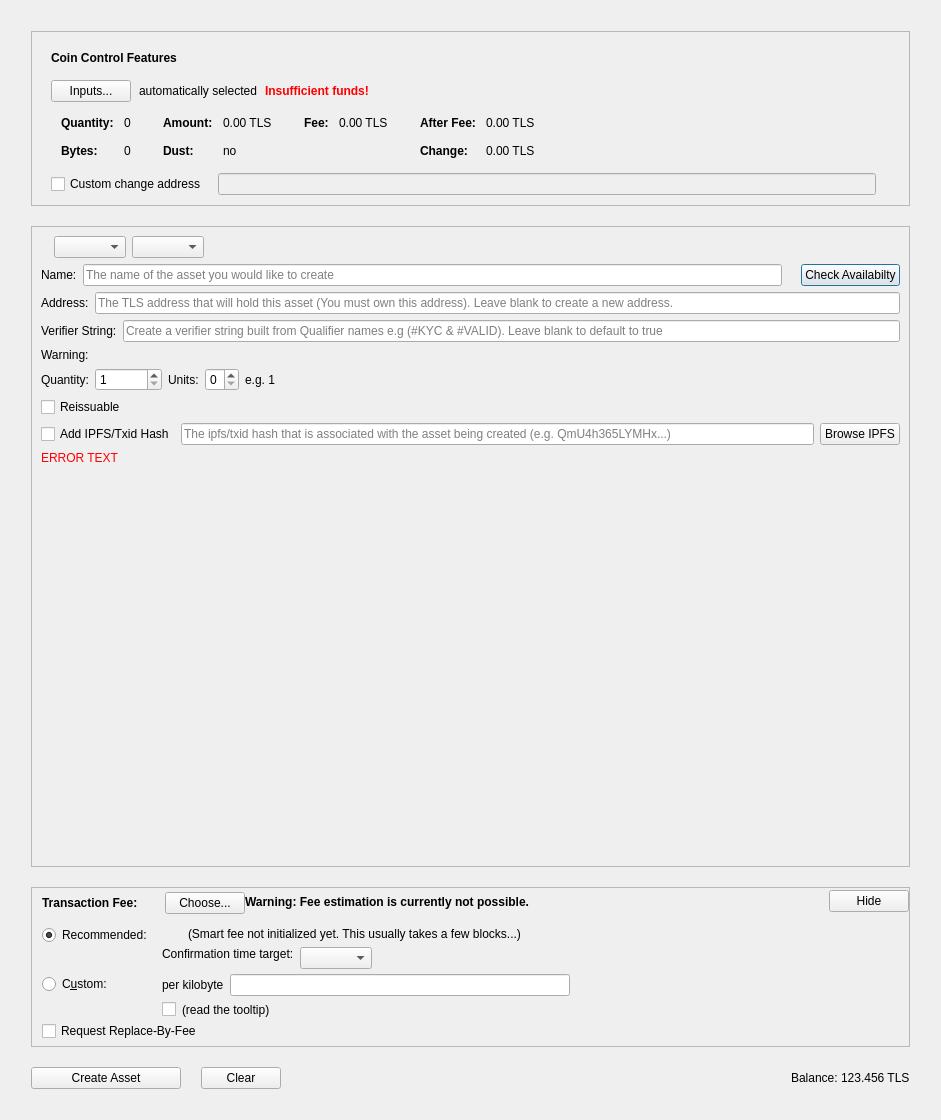
zachchan105/slimecoin, file src/qt/forms/createassetdialog.ui: the form before one commit.
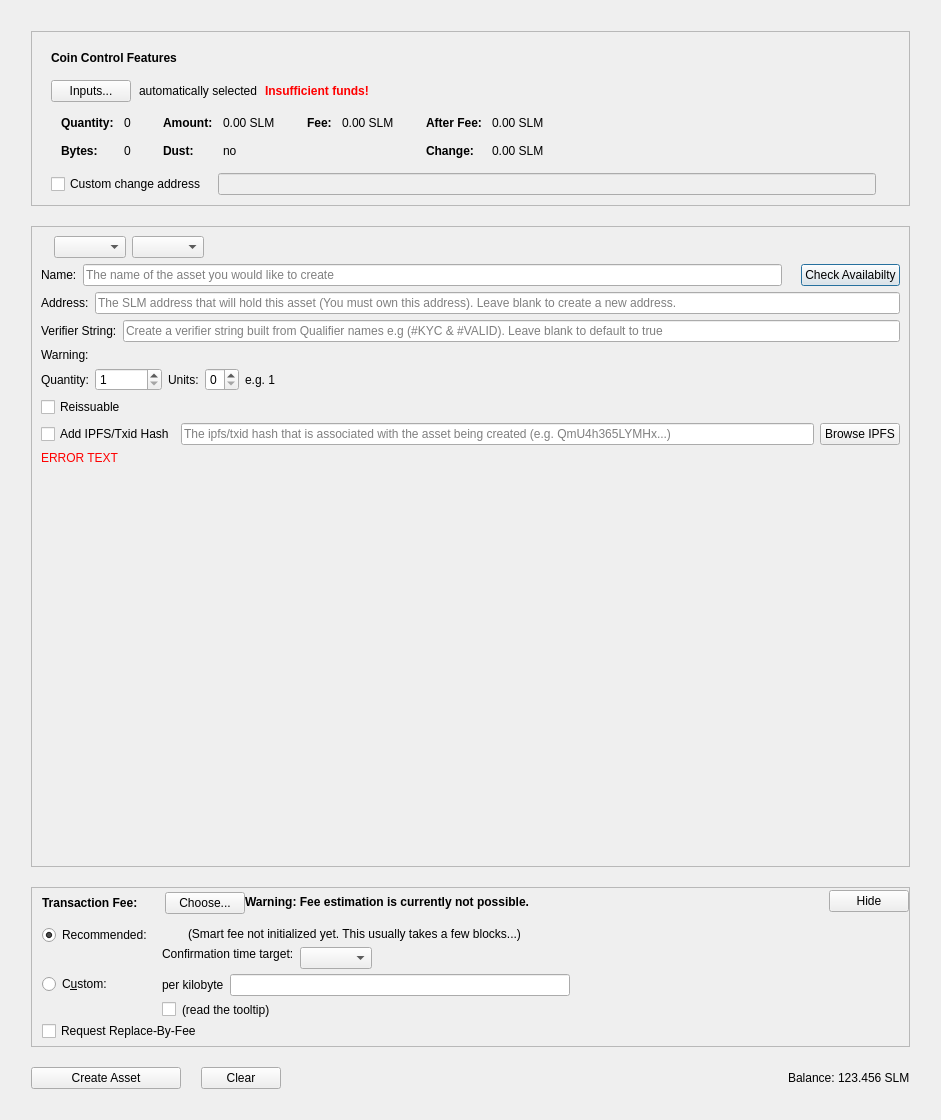
The form after the commit. Custom widgets are drawn as their Qt base class.

Diff of the .ui file:
```diff
--- a/src/qt/forms/createassetdialog.ui
+++ b/src/qt/forms/createassetdialog.ui
@@ -335,7 +335,7 @@
                     <enum>Qt::ActionsContextMenu</enum>
                    </property>
                    <property name="text">
-                    <string notr="true">0.00 TLS</string>
+                    <string notr="true">0.00 SLM</string>
                    </property>
                    <property name="textInteractionFlags">
                     <set>Qt::LinksAccessibleByMouse|Qt::TextSelectableByKeyboard|Qt::TextSelectableByMouse</set>
@@ -415,7 +415,7 @@
                     <enum>Qt::ActionsContextMenu</enum>
                    </property>
                    <property name="text">
-                    <string notr="true">0.00 TLS</string>
+                    <string notr="true">0.00 SLM</string>
                    </property>
                    <property name="textInteractionFlags">
                     <set>Qt::LinksAccessibleByMouse|Qt::TextSelectableByKeyboard|Qt::TextSelectableByMouse</set>
@@ -466,7 +466,7 @@
                     <enum>Qt::ActionsContextMenu</enum>
                    </property>
                    <property name="text">
-                    <string notr="true">0.00 TLS</string>
+                    <string notr="true">0.00 SLM</string>
                    </property>
                    <property name="textInteractionFlags">
                     <set>Qt::LinksAccessibleByMouse|Qt::TextSelectableByKeyboard|Qt::TextSelectableByMouse</set>
@@ -495,7 +495,7 @@
                     <enum>Qt::ActionsContextMenu</enum>
                    </property>
                    <property name="text">
-                    <string notr="true">0.00 TLS</string>
+                    <string notr="true">0.00 SLM</string>
                    </property>
                    <property name="textInteractionFlags">
                     <set>Qt::LinksAccessibleByMouse|Qt::TextSelectableByKeyboard|Qt::TextSelectableByMouse</set>
@@ -694,7 +694,7 @@
                <string/>
               </property>
               <property name="placeholderText">
-               <string>The TLS address that will hold this asset (You must own this address). Leave blank to create a new address.</string>
+               <string>The SLM address that will hold this asset (You must own this address). Leave blank to create a new address.</string>
               </property>
              </widget>
             </item>
@@ -1433,7 +1433,7 @@
             <enum>Qt::RightToLeft</enum>
            </property>
            <property name="text">
-            <string>123.456 TLS</string>
+            <string>123.456 SLM</string>
            </property>
           </widget>
          </item>
```
Left out of the diff: 10 changed lines with no effect on the pictures.
